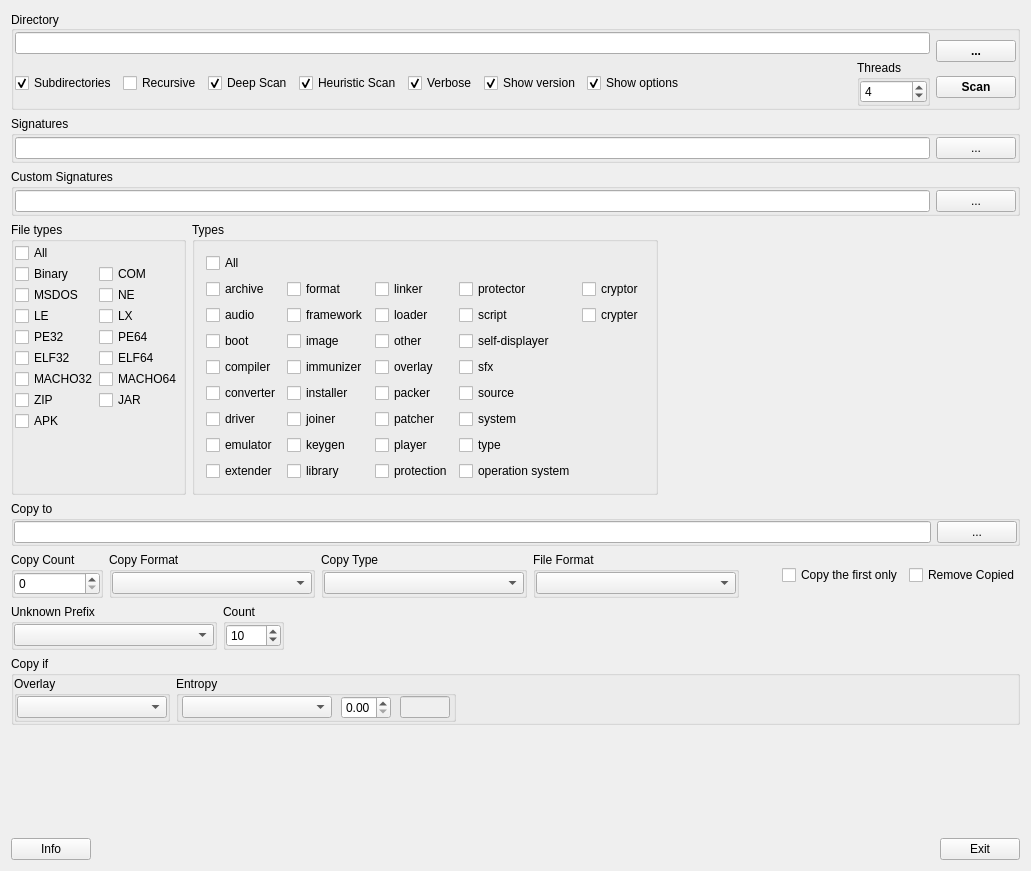
Old version of the form gui_source/guimainwindow.ui in the repository horsicq/DIE-sort.
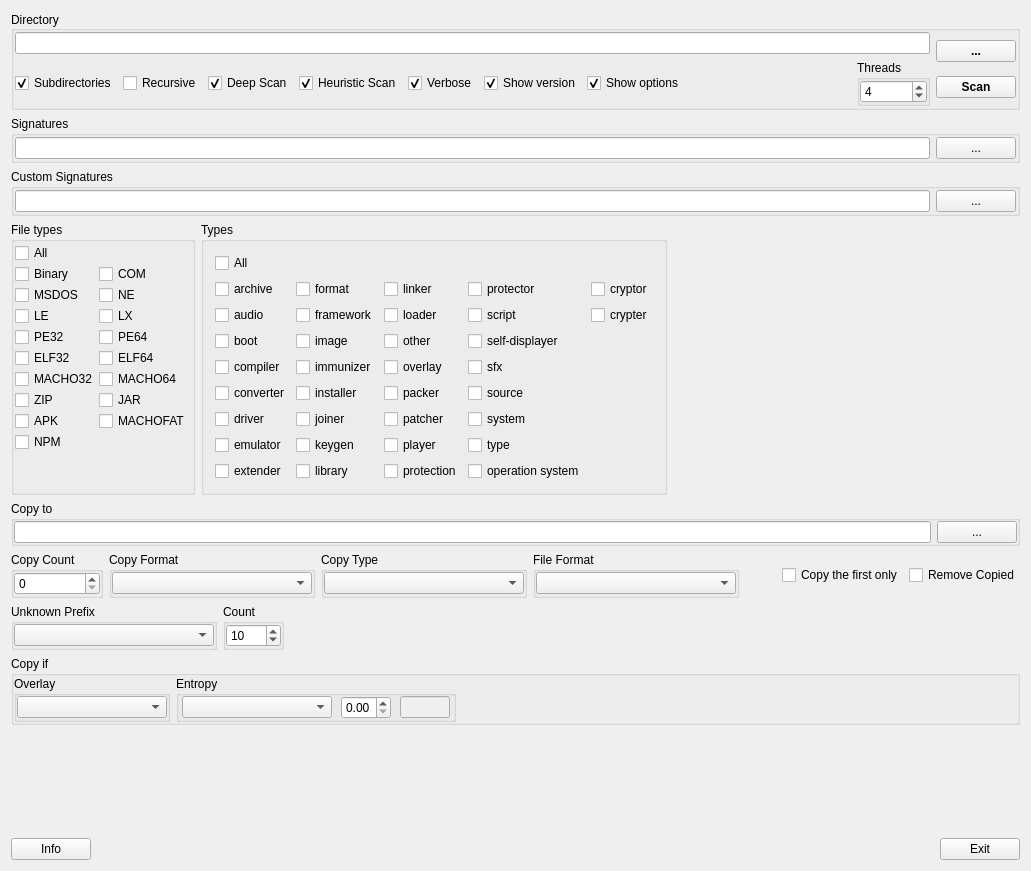
New version of the form.

What changed in the file:
```diff
--- a/gui_source/guimainwindow.ui
+++ b/gui_source/guimainwindow.ui
@@ -406,6 +406,20 @@
            </property>
           </widget>
          </item>
+         <item row="8" column="1">
+          <widget class="QCheckBox" name="checkBoxMACHOFAT">
+           <property name="text">
+            <string>MACHOFAT</string>
+           </property>
+          </widget>
+         </item>
+         <item row="9" column="0">
+          <widget class="QCheckBox" name="checkBoxNPM">
+           <property name="text">
+            <string>NPM</string>
+           </property>
+          </widget>
+         </item>
         </layout>
        </widget>
       </item>
```
